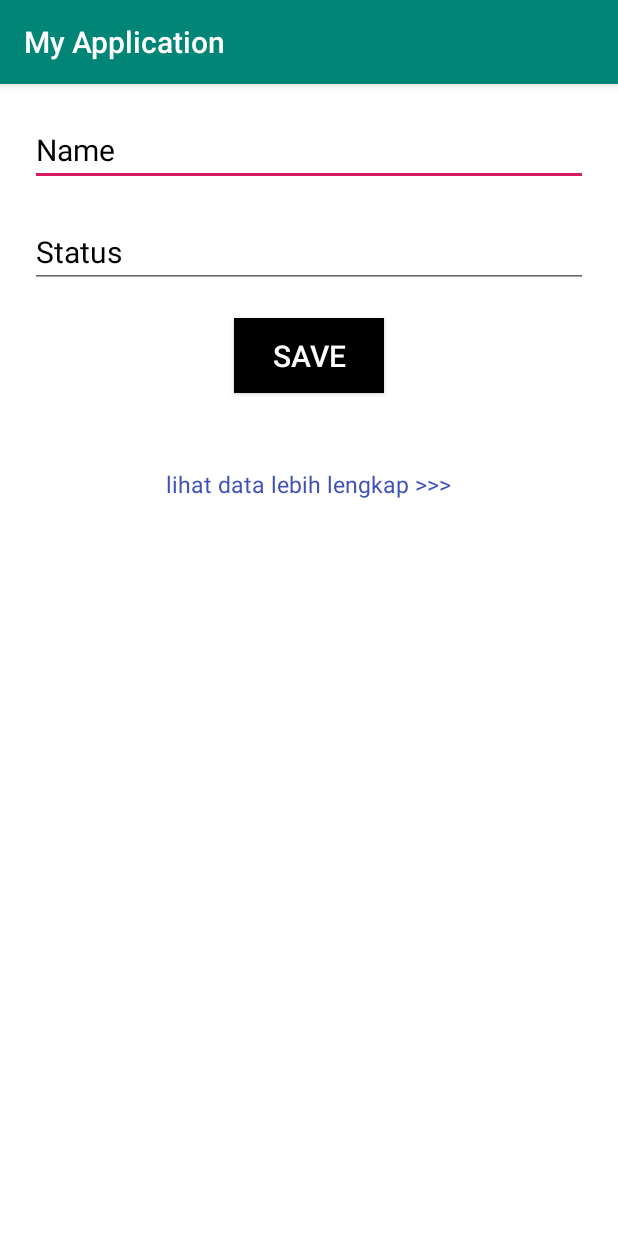
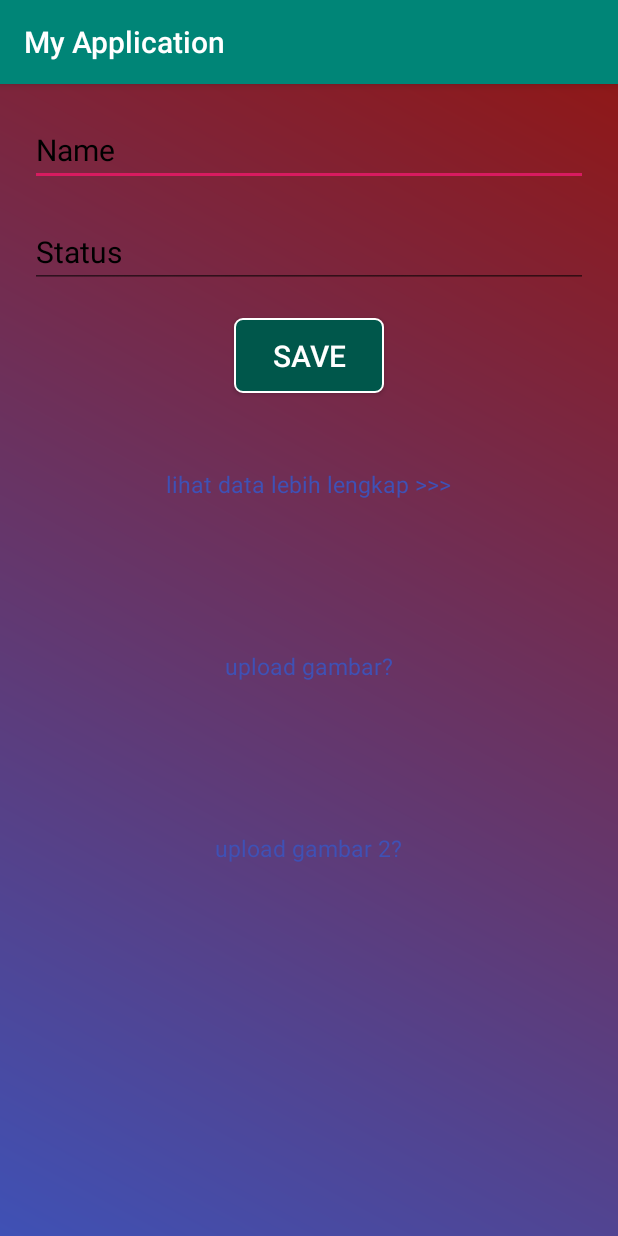
Before and after one commit to syahrilaku17/ChatFirebase, an Android app: the screen it shows after launch once a user with an empty profile is signed in (Add_Data_Act), on a phone screen of 412 x 824 dp. Run offline under Robolectric (Android 15) with nearby library versions, the phone set to English and light mode, and no system bars; our stand-ins replace Firebase (no records; nobody signed in at launch, a user with empty details on screens opened directly).

Commit message:
first commit

```diff
--- a/app/build.gradle
+++ b/app/build.gradle
@@ -8,7 +8,7 @@ android {
     compileSdkVersion 28
     defaultConfig {
         applicationId "com.example.myapplication"
-        minSdkVersion 21
+        minSdkVersion 22
         targetSdkVersion 28
         versionCode 1
         versionName "1.0"
@@ -37,5 +37,9 @@ dependencies {
     implementation 'com.google.firebase:firebase-auth:16.2.1'
 
     implementation 'com.google.firebase:firebase-database:16.1.0'
+
+    implementation 'com.google.firebase:firebase-storage:16.1.0'
+
+    implementation 'com.github.bumptech.glide:glide:4.4.0'
 }
 apply plugin: 'com.google.gms.google-services'
--- a/app/src/main/AndroidManifest.xml
+++ b/app/src/main/AndroidManifest.xml
@@ -2,6 +2,8 @@
 <manifest xmlns:android="http://schemas.android.com/apk/res/android"
     package="com.example.myapplication">
 <uses-permission android:name="android.permission.INTERNET"></uses-permission>
+    <uses-permission android:name="android.permission.READ_EXTERNAL_STORAGE"></uses-permission>
+    <uses-permission android:name="android.permission.WRITE_EXTERNAL_STORAGE"></uses-permission>
     <application
         android:allowBackup="true"
         android:icon="@mipmap/ic_launcher"
@@ -18,6 +20,8 @@
         </activity>
         <activity android:name=".ShowData"></activity>
         <activity android:name=".Add_Data.Add_Data_Act"></activity>
+        <activity android:name=".UploadAct"></activity>
+        <activity android:name=".UploadType2"></activity>
     </application>
 
 </manifest>
--- a/app/src/main/java/com/example/myapplication/Add_Data/Add_Data_Act.kt
+++ b/app/src/main/java/com/example/myapplication/Add_Data/Add_Data_Act.kt
@@ -8,6 +8,8 @@ import android.widget.TextView
 import android.widget.Toast
 import com.example.myapplication.R
 import com.example.myapplication.ShowData
+import com.example.myapplication.UploadAct
+import com.example.myapplication.UploadType2
 import com.google.firebase.database.DatabaseReference
 import com.google.firebase.database.FirebaseDatabase
 import kotlinx.android.synthetic.main.add_data.*
@@ -25,6 +27,14 @@ class Add_Data_Act : AppCompatActivity() {
 
         lihatdata.setOnClickListener {
             val intent = Intent(this, ShowData::class.java)
+            startActivity(intent)
+        }
+        uploadgambar.setOnClickListener {
+            val intent = Intent(this, UploadAct::class.java)
+            startActivity(intent)
+        }
+        uploadgambar2.setOnClickListener {
+            val intent = Intent(this, UploadType2::class.java)
             startActivity(intent)
         }
         refDb = FirebaseDatabase.getInstance().getReference("USERS")
--- /dev/null
+++ b/app/src/main/res/drawable/gradien_tiga.xml
@@ -0,0 +1,6 @@
+<?xml version="1.0" encoding="utf-8"?>
+<shape xmlns:android="http://schemas.android.com/apk/res/android">
+    <gradient
+            android:startColor="@color/light_blue_500"
+            android:angle="90"/>
+</shape>
--- /dev/null
+++ b/app/src/main/res/drawable/gradient_dua.xml
@@ -0,0 +1,7 @@
+<?xml version="1.0" encoding="utf-8"?>
+<shape xmlns:android="http://schemas.android.com/apk/res/android">
+    <gradient
+            android:startColor="@color/indigo_500"
+            android:endColor="#8F1818"
+            android:angle="45"/>
+</shape>
--- /dev/null
+++ b/app/src/main/res/drawable/radius.xml
@@ -0,0 +1,10 @@
+<shape
+        xmlns:android="http://schemas.android.com/apk/res/android"
+        android:shape="rectangle">
+
+    <corners android:radius="5dp" />
+    <solid android:color="@color/colorPrimaryDark" />
+    <stroke
+            android:width="1dip"
+            android:color="#FFFFFF" />
+</shape>
--- a/app/src/main/res/layout/add_data.xml
+++ b/app/src/main/res/layout/add_data.xml
@@ -3,10 +3,8 @@
               android:orientation="vertical"
               android:layout_width="match_parent"
               android:layout_height="match_parent"
-              android:background="#fff"
+              android:background="@drawable/gradient_dua"
               android:gravity="top">
-
-
 
     <EditText android:layout_width="match_parent"
               android:layout_height="wrap_content"
@@ -34,7 +32,7 @@
             android:layout_height="50dp"
             android:text="Save"
             android:textSize="20sp"
-            android:background="#000"
+            android:background="@drawable/radius"
             android:textColor="#fff"
             android:layout_gravity="center"
             android:gravity="center"
@@ -51,4 +49,22 @@
               android:layout_gravity="center"
               android:layout_margin="50dp"
     />
+    <TextView android:layout_width="wrap_content"
+              android:layout_height="wrap_content"
+              android:id="@+id/uploadgambar"
+              android:text="upload gambar?"
+              android:textColor="#3F51B5"
+              android:textSize="15sp"
+              android:layout_gravity="center"
+              android:layout_margin="50dp"
+    />
+    <TextView android:layout_width="wrap_content"
+              android:layout_height="wrap_content"
+              android:id="@+id/uploadgambar2"
+              android:text="upload gambar 2?"
+              android:textColor="#3F51B5"
+              android:textSize="15sp"
+              android:layout_gravity="center"
+              android:layout_margin="50dp"
+    />
 </LinearLayout>
```
Also changed, not shown: app/src/main/java/com/example/myapplication/UploadAct.kt (added, +109 -0 lines), app/src/main/java/com/example/myapplication/UploadType2.kt (added, +125 -0 lines), app/src/main/res/drawable/animation_list.xml (added, +14 -0 lines), app/src/main/res/drawable/gradient_satu.xml (added, +8 -0 lines), app/src/main/res/layout/activity_main.xml (+6 -2 lines), app/src/main/res/layout/show_img.xml (added, +15 -0 lines), app/src/main/res/layout/show_img_type2.xml (added, +36 -0 lines), app/src/main/res/values/colors.xml (+8 -0 lines).
